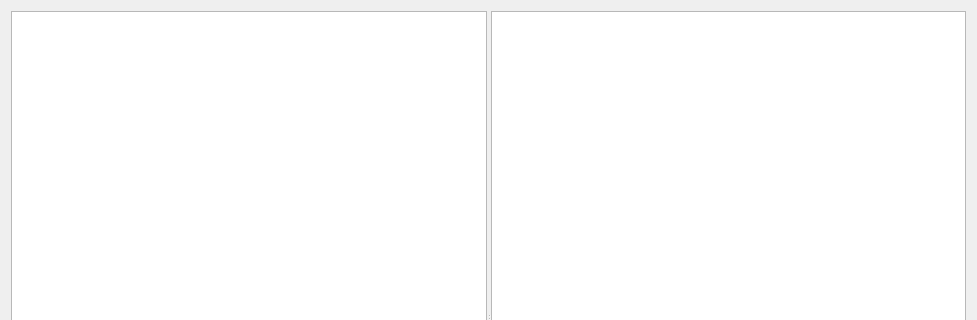
Old version of the form formsrcreport.ui in the repository Sergeyego/econom; both pictures show x 0 to 977 and y 0 to 320 of the 977 by 644 pixel window.
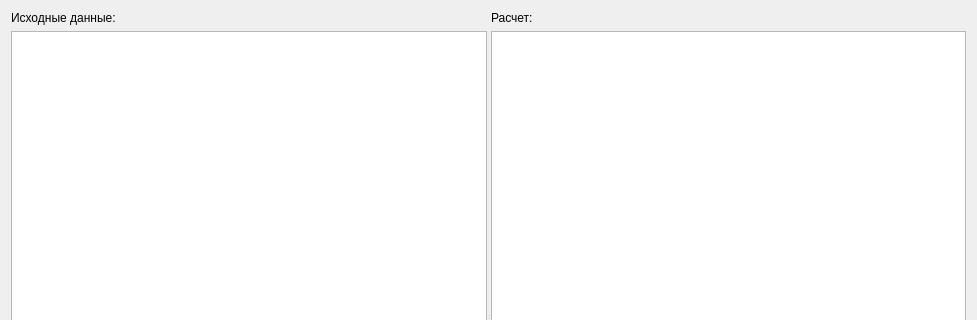
New version of the form.

The edit to the form file:
```diff
--- a/formsrcreport.ui
+++ b/formsrcreport.ui
@@ -13,14 +13,40 @@
   <property name="windowTitle">
    <string>Form</string>
   </property>
-  <layout class="QVBoxLayout" name="verticalLayout">
+  <layout class="QVBoxLayout" name="verticalLayout_3">
    <item>
     <widget class="QSplitter" name="splitter">
      <property name="orientation">
       <enum>Qt::Horizontal</enum>
      </property>
-     <widget class="QTreeView" name="treeViewSrc"/>
-     <widget class="QTreeView" name="treeViewCalc"/>
+     <widget class="QWidget" name="">
+      <layout class="QVBoxLayout" name="verticalLayout">
+       <item>
+        <widget class="QLabel" name="label">
+         <property name="text">
+          <string>Исходные данные:</string>
+         </property>
+        </widget>
+       </item>
+       <item>
+        <widget class="QTreeView" name="treeViewSrc"/>
+       </item>
+      </layout>
+     </widget>
+     <widget class="QWidget" name="">
+      <layout class="QVBoxLayout" name="verticalLayout_2">
+       <item>
+        <widget class="QLabel" name="label_2">
+         <property name="text">
+          <string>Расчет:</string>
+         </property>
+        </widget>
+       </item>
+       <item>
+        <widget class="QTreeView" name="treeViewCalc"/>
+       </item>
+      </layout>
+     </widget>
     </widget>
    </item>
   </layout>
```
